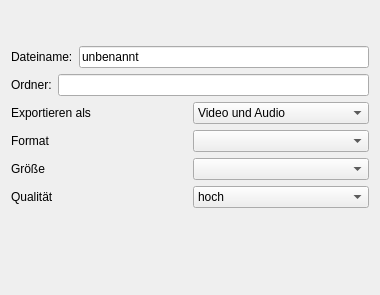
This is code/src/main/resources/base/ui/export.ui in felixdittrich92/mission-uncuttable as Qt 5 draws it before an edit. The edited form follows.
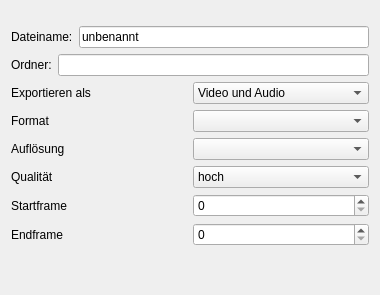
This is the edited form.

Commit message: #179 add option for start and endframe

```diff
--- a/code/src/main/resources/base/ui/export.ui
+++ b/code/src/main/resources/base/ui/export.ui
@@ -97,7 +97,7 @@
        <item>
         <widget class="QLabel" name="label_4">
          <property name="text">
-          <string>Größe</string>
+          <string>Auflösung</string>
          </property>
         </widget>
        </item>
@@ -136,6 +136,34 @@
        </item>
       </layout>
      </item>
+     <item>
+      <layout class="QHBoxLayout" name="horizontalLayout_6">
+       <item>
+        <widget class="QLabel" name="label_6">
+         <property name="text">
+          <string>Startframe</string>
+         </property>
+        </widget>
+       </item>
+       <item>
+        <widget class="QSpinBox" name="start_sb"/>
+       </item>
+      </layout>
+     </item>
+     <item>
+      <layout class="QHBoxLayout" name="horizontalLayout_5">
+       <item>
+        <widget class="QLabel" name="label_5">
+         <property name="text">
+          <string>Endframe</string>
+         </property>
+        </widget>
+       </item>
+       <item>
+        <widget class="QSpinBox" name="end_sb"/>
+       </item>
+      </layout>
+     </item>
     </layout>
    </item>
    <item>
```
The commit also changes 1 other file.
